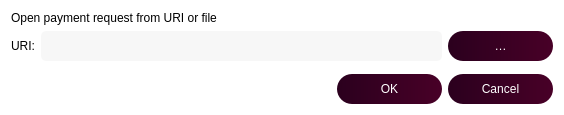
Qt form src/qt/forms/openuridialog.ui (noirofficial/noir) before a commit.
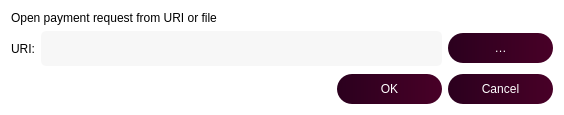
The same form after that commit. Custom widgets are drawn as their Qt base class.

```diff
--- a/src/qt/forms/openuridialog.ui
+++ b/src/qt/forms/openuridialog.ui
@@ -44,16 +44,24 @@
        <property name="minimumSize">
         <size>
          <width>0</width>
-         <height>30</height>
+         <height>35</height>
+        </size>
+       </property>
+       <property name="maximumSize">
+        <size>
+         <width>16777215</width>
+         <height>35</height>
         </size>
        </property>
        <property name="styleSheet">
         <string notr="true">background-color:rgba(247, 247, 247, 250);
-height: 35px;
+color:black;
 border-radius:5px;
 border-style:solid;
 border-color:gray;
-border-width:thin;</string>
+border-width:thin;
+padding-left: 10;
+</string>
        </property>
       </widget>
      </item>
```
